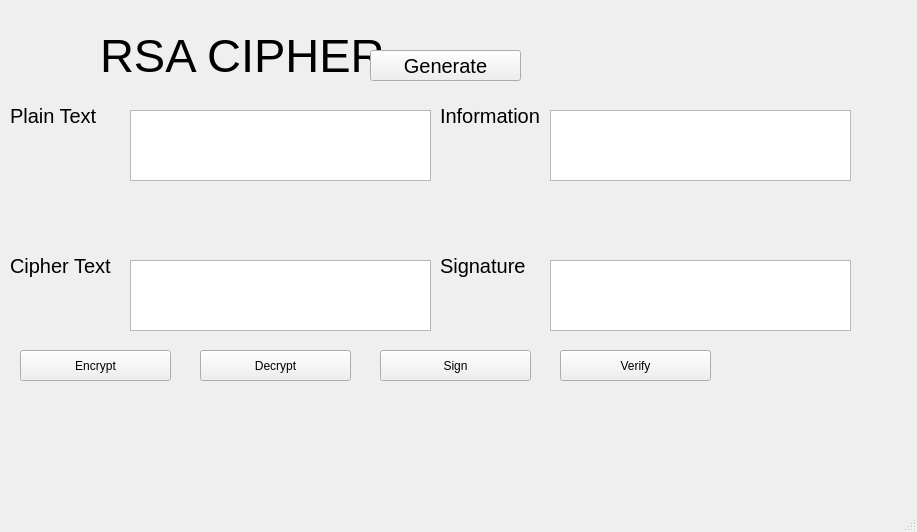
Above: Lab03/ui/rsa.ui from Lehoangf/BMTTNC-2280601022-DangLeHoang before the change. Below: the same form after it.
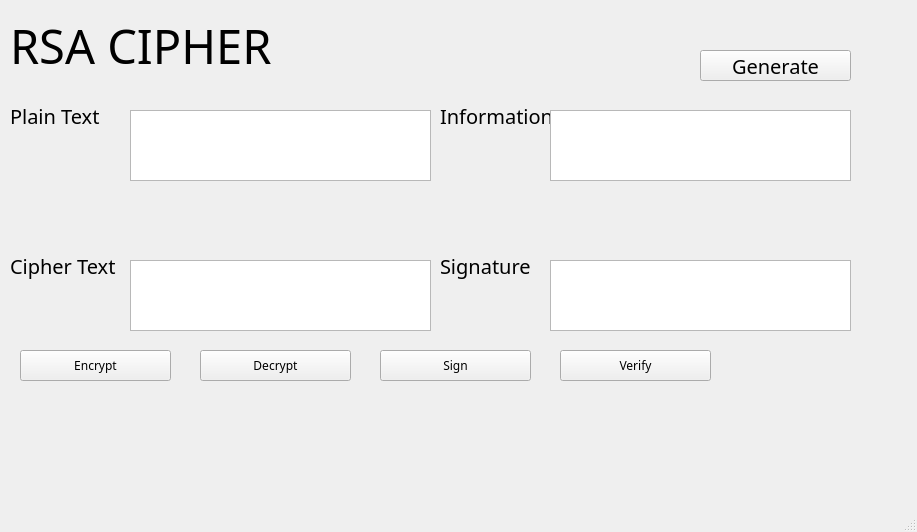
That is the form after the change.

Diff of the .ui file:
```diff
--- a/Lab03/ui/rsa.ui
+++ b/Lab03/ui/rsa.ui
@@ -17,14 +17,15 @@
    <widget class="QLabel" name="label">
     <property name="geometry">
      <rect>
-      <x>100</x>
-      <y>20</y>
+      <x>10</x>
+      <y>10</y>
       <width>291</width>
       <height>71</height>
      </rect>
     </property>
     <property name="font">
      <font>
+      <family>SVN-Gilroy XBold</family>
       <pointsize>35</pointsize>
      </font>
     </property>
@@ -43,6 +44,7 @@
     </property>
     <property name="font">
      <font>
+      <family>SVN-Gilroy SemiBold</family>
       <pointsize>15</pointsize>
      </font>
     </property>
@@ -61,6 +63,7 @@
     </property>
     <property name="font">
      <font>
+      <family>SVN-Gilroy SemiBold</family>
       <pointsize>15</pointsize>
      </font>
     </property>
@@ -79,6 +82,7 @@
     </property>
     <property name="font">
      <font>
+      <family>SVN-Gilroy SemiBold</family>
       <pointsize>15</pointsize>
      </font>
     </property>
@@ -97,6 +101,7 @@
     </property>
     <property name="font">
      <font>
+      <family>SVN-Gilroy SemiBold</family>
       <pointsize>15</pointsize>
      </font>
     </property>
@@ -147,7 +152,7 @@
    <widget class="QPushButton" name="btn_gen_key">
     <property name="geometry">
      <rect>
-      <x>370</x>
+      <x>700</x>
       <y>50</y>
       <width>151</width>
       <height>31</height>
@@ -155,6 +160,7 @@
     </property>
     <property name="font">
      <font>
+      <family>SVN-Gilroy SemiBold</family>
       <pointsize>15</pointsize>
      </font>
     </property>
@@ -171,6 +177,11 @@
       <height>31</height>
      </rect>
     </property>
+    <property name="font">
+     <font>
+      <family>SVN-Gilroy SemiBold</family>
+     </font>
+    </property>
     <property name="text">
      <string>Encrypt</string>
     </property>
@@ -184,6 +195,11 @@
       <height>31</height>
      </rect>
     </property>
+    <property name="font">
+     <font>
+      <family>SVN-Gilroy SemiBold</family>
+     </font>
+    </property>
     <property name="text">
      <string>Decrypt</string>
     </property>
@@ -197,6 +213,11 @@
       <height>31</height>
      </rect>
     </property>
+    <property name="font">
+     <font>
+      <family>SVN-Gilroy SemiBold</family>
+     </font>
+    </property>
     <property name="text">
      <string>Sign</string>
     </property>
@@ -210,6 +231,11 @@
       <height>31</height>
      </rect>
     </property>
+    <property name="font">
+     <font>
+      <family>SVN-Gilroy SemiBold</family>
+     </font>
+    </property>
     <property name="text">
      <string>Verify</string>
     </property>
```
